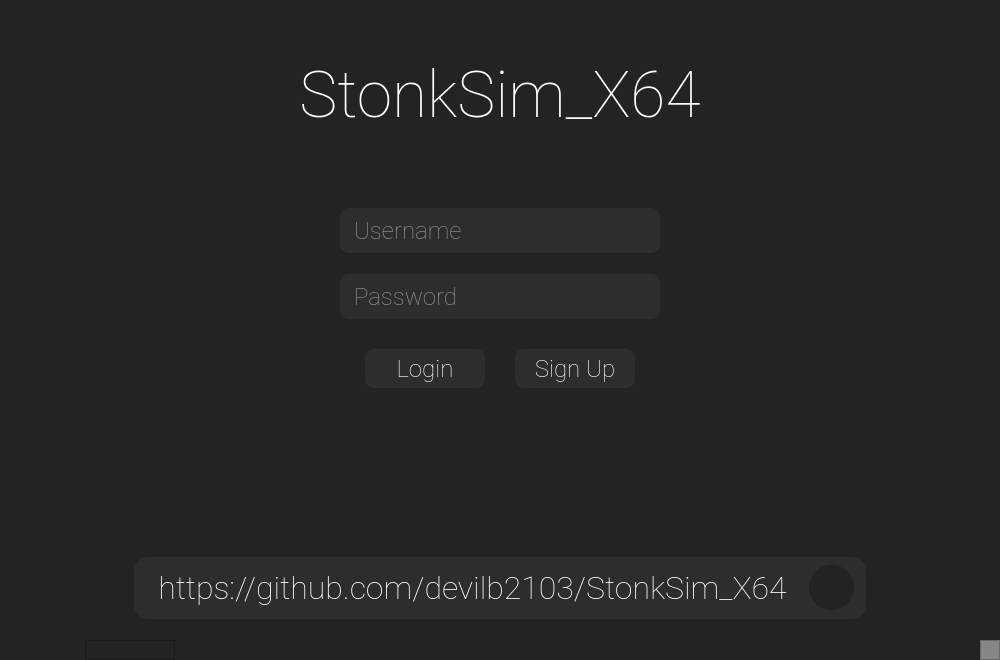
Qt form test.ui (devilb2103/StonkSim_X64) before a commit.
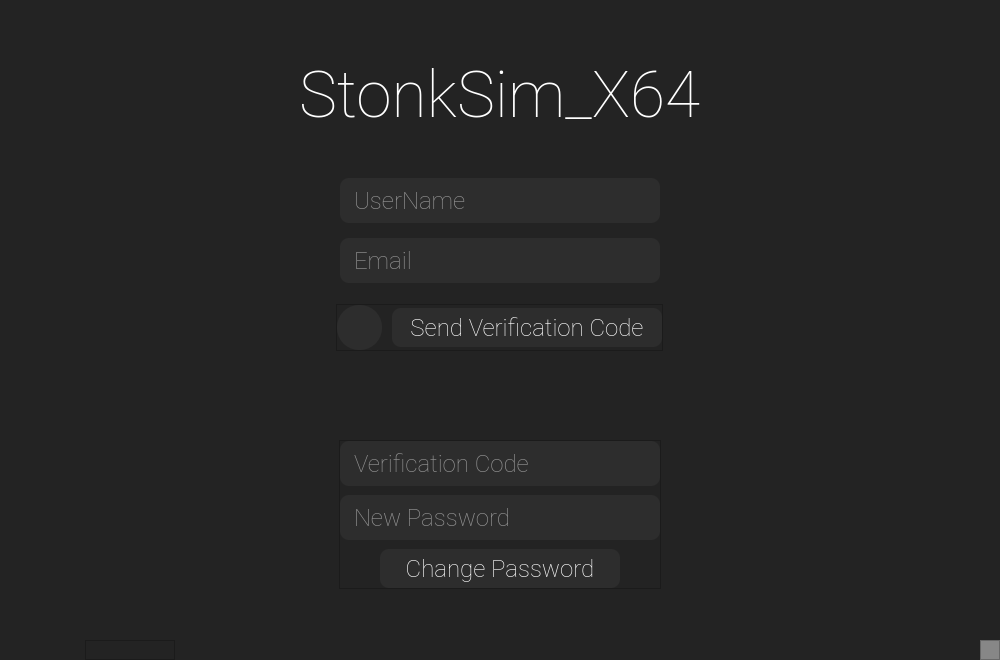
The same form after that commit. Icons and pictures are not drawn. Custom widgets are drawn as their Qt base class.

Commit message: Added fully functional password recovery system via Email, and password recovery UI update

The edit to the form file:
```diff
--- a/test.ui
+++ b/test.ui
@@ -784,7 +784,7 @@
              <string notr="true"/>
             </property>
             <property name="currentIndex">
-             <number>0</number>
+             <number>2</number>
             </property>
             <widget class="QWidget" name="start_page">
              <property name="styleSheet">
@@ -1523,6 +1523,464 @@
               </item>
              </layout>
             </widget>
+            <widget class="QWidget" name="forgotPassword_page">
+             <property name="styleSheet">
+              <string notr="true">background-color: rgb(35, 35, 35);</string>
+             </property>
+             <layout class="QVBoxLayout" name="verticalLayout_12">
+              <property name="spacing">
+               <number>0</number>
+              </property>
+              <property name="leftMargin">
+               <number>0</number>
+              </property>
+              <property name="topMargin">
+               <number>0</number>
+              </property>
+              <property name="rightMargin">
+               <number>70</number>
+              </property>
+              <property name="bottomMargin">
+               <number>21</number>
+              </property>
+              <item>
+               <spacer name="verticalSpacer_11">
+                <property name="orientation">
+                 <enum>Qt::Vertical</enum>
+                </property>
+                <property name="sizeType">
+                 <enum>QSizePolicy::Fixed</enum>
+                </property>
+                <property name="sizeHint" stdset="0">
+                 <size>
+                  <width>20</width>
+                  <height>25</height>
+                 </size>
+                </property>
+               </spacer>
+              </item>
+              <item alignment="Qt::AlignHCenter">
+               <widget class="QLabel" name="title_label_3">
+                <property name="font">
+                 <font>
+                  <family>Roboto Thin</family>
+                  <pointsize>48</pointsize>
+                 </font>
+                </property>
+                <property name="styleSheet">
+                 <string notr="true">color: rgb(255, 255, 255);</string>
+                </property>
+                <property name="text">
+                 <string>StonkSim_X64</string>
+                </property>
+               </widget>
+              </item>
+              <item>
+               <spacer name="verticalSpacer_12">
+                <property name="orientation">
+                 <enum>Qt::Vertical</enum>
+                </property>
+                <property name="sizeType">
+                 <enum>QSizePolicy::Fixed</enum>
+                </property>
+                <property name="sizeHint" stdset="0">
+                 <size>
+                  <width>20</width>
+                  <height>45</height>
+                 </size>
+                </property>
+               </spacer>
+              </item>
+              <item alignment="Qt::AlignHCenter">
+               <widget class="QLineEdit" name="forgotUsername_lineEdit">
+                <property name="minimumSize">
+                 <size>
+                  <width>320</width>
+                  <height>45</height>
+                 </size>
+                </property>
+                <property name="maximumSize">
+                 <size>
+                  <width>320</width>
+                  <height>45</height>
+                 </size>
+                </property>
+                <property name="font">
+                 <font>
+                  <family>Roboto Thin</family>
+                  <pointsize>18</pointsize>
+                 </font>
+                </property>
+                <property name="styleSheet">
+                 <string notr="true">QLineEdit{
+	background-color: rgb(45, 45, 45);
+	border-radius: 9px;
+	color: rgb(255, 255, 255);
+	padding-left: 12px;
+	outline: 0;
+}</string>
+                </property>
+                <property name="placeholderText">
+                 <string>UserName</string>
+                </property>
+               </widget>
+              </item>
+              <item>
+               <spacer name="verticalSpacer_13">
+                <property name="orientation">
+                 <enum>Qt::Vertical</enum>
+                </property>
+                <property name="sizeType">
+                 <enum>QSizePolicy::Fixed</enum>
+                </property>
+                <property name="sizeHint" stdset="0">
+                 <size>
+                  <width>20</width>
+                  <height>15</height>
+                 </size>
+                </property>
+               </spacer>
+              </item>
+              <item alignment="Qt::AlignHCenter">
+               <widget class="QLineEdit" name="forgotEmail_lineEdit">
+                <property name="minimumSize">
+                 <size>
+                  <width>320</width>
+                  <height>45</height>
+                 </size>
+                </property>
+                <property name="maximumSize">
+                 <size>
+                  <width>390</width>
+                  <height>45</height>
+                 </size>
+                </property>
+                <property name="font">
+                 <font>
+                  <family>Roboto Thin</family>
+                  <pointsize>18</pointsize>
+                 </font>
+                </property>
+                <property name="styleSheet">
+                 <string notr="true">QLineEdit{
+	background-color: rgb(45, 45, 45);
+	border-radius: 9px;
+	color: rgb(255, 255, 255);
+	padding-left: 12px;
+	outline: 0;
+}</string>
+                </property>
+                <property name="placeholderText">
+                 <string>Email</string>
+                </property>
+               </widget>
+              </item>
+              <item>
+               <spacer name="verticalSpacer_14">
+                <property name="orientation">
+                 <enum>Qt::Vertical</enum>
+                </property>
+                <property name="sizeType">
+                 <enum>QSizePolicy::Fixed</enum>
+                </property>
+                <property name="sizeHint" stdset="0">
+                 <size>
+                  <width>20</width>
+                  <height>21</height>
+                 </size>
+                </property>
+               </spacer>
+              </item>
+              <item alignment="Qt::AlignHCenter">
+               <widget class="QFrame" name="sendVerificationCodeContainer">
+                <property name="minimumSize">
+                 <size>
+                  <width>0</width>
+                  <height>0</height>
+                 </size>
+                </property>
+                <property name="frameShape">
+                 <enum>QFrame::StyledPanel</enum>
+                </property>
+                <property name="frameShadow">
+                 <enum>QFrame::Raised</enum>
+                </property>
+                <layout class="QHBoxLayout" name="horizontalLayout_18">
+                 <property name="spacing">
+                  <number>10</number>
+                 </property>
+                 <property name="leftMargin">
+                  <number>0</number>
+                 </property>
+                 <property name="topMargin">
+                  <number>0</number>
+                 </property>
+                 <property name="rightMargin">
+                  <number>0</number>
+                 </property>
+                 <property name="bottomMargin">
+                  <number>0</number>
+                 </property>
+                 <item>
+                  <widget class="QPushButton" name="backToStartpage_button_2">
+                   <property name="minimumSize">
+                    <size>
+                     <width>45</width>
+                     <height>45</height>
+                    </size>
+                   </property>
+                   <property name="maximumSize">
+                    <size>
+                     <width>45</width>
+                     <height>45</height>
+                    </size>
+                   </property>
+                   <property name="styleSheet">
+                    <string notr="true">QPushButton{
+	color: rgb(255, 255, 255);
+	background-color: rgb(45, 45, 45);
+	border: 0px solid;
+	border-radius: 22px;
+	outline: 0;
+}
+QPushButton:pressed {
+	background-color: rgb(35, 35, 35);
+	border-radius: 22px;
+	outline: 0;
+}
+</string>
+                   </property>
+                   <property name="text">
+                    <string/>
+                   </property>
+                   <property name="icon">
+                    <iconset>
+                     <normaloff>Resources/icons8-double-left-24.png</normaloff>Resources/icons8-double-left-24.png</iconset>
+                   </property>
+                   <property name="iconSize">
+                    <size>
+                     <width>24</width>
+                     <height>24</height>
+                    </size>
+                   </property>
+                  </widget>
+                 </item>
+                 <item>
+                  <widget class="QPushButton" name="sendVerificationCode_button">
+                   <property name="minimumSize">
+                    <size>
+                     <width>270</width>
+                     <height>39</height>
+                    </size>
+                   </property>
+                   <property name="maximumSize">
+                    <size>
+                     <width>270</width>
+                     <height>39</height>
+                    </size>
+                   </property>
+                   <property name="font">
+                    <font>
+                     <family>Roboto Thin</family>
+                     <pointsize>18</pointsize>
+                    </font>
+                   </property>
+                   <property name="styleSheet">
+                    <string notr="true">QPushButton{
+	color: rgb(255, 255, 255);
+	background-color: rgb(45, 45, 45);
+	border: 0px solid;
+	border-radius: 9px;
+	outline: 0;
+}
+QPushButton:pressed {
+	background-color: rgb(35, 35, 35);
+	border-radius: 9px;
+	outline: 0;
+}</string>
+                   </property>
+                   <property name="text">
+                    <string>Send Verification Code</string>
+                   </property>
+                  </widget>
+                 </item>
+                </layout>
+               </widget>
+              </item>
+              <item>
+               <spacer name="verticalSpacer_15">
+                <property name="orientation">
+                 <enum>Qt::Vertical</enum>
+                </property>
+                <property name="sizeHint" stdset="0">
+                 <size>
+                  <width>20</width>
+                  <height>55</height>
+                 </size>
+                </property>
+               </spacer>
+              </item>
+              <item alignment="Qt::AlignHCenter">
+               <widget class="QFrame" name="newPasswordContainer">
+                <property name="maximumSize">
+                 <size>
+                  <width>16777215</width>
+                  <height>150</height>
+                 </size>
+                </property>
+                <property name="frameShape">
+                 <enum>QFrame::StyledPanel</enum>
+                </property>
+                <property name="frameShadow">
+                 <enum>QFrame::Raised</enum>
+                </property>
+                <layout class="QVBoxLayout" name="verticalLayout_13">
+                 <property name="spacing">
+                  <number>9</number>
+                 </property>
+                 <property name="leftMargin">
+                  <number>0</number>
+                 </property>
+                 <property name="topMargin">
+                  <number>0</number>
+                 </property>
+                 <property name="rightMargin">
+                  <number>0</number>
+                 </property>
+                 <property name="bottomMargin">
+                  <number>0</number>
+                 </property>
+                 <item alignment="Qt::AlignHCenter">
+                  <widget class="QLineEdit" name="verificationCode_lineEdit">
+                   <property name="minimumSize">
+                    <size>
+                     <width>320</width>
+                     <height>45</height>
+                    </size>
+                   </property>
+                   <property name="maximumSize">
+                    <size>
+                     <width>320</width>
+                     <height>45</height>
+                    </size>
+                   </property>
+                   <property name="font">
+                    <font>
+                     <family>Roboto Thin</family>
+                     <pointsize>18</pointsize>
+                    </font>
+                   </property>
+                   <property name="styleSheet">
+                    <string notr="true">QLineEdit{
+	background-color: rgb(45, 45, 45);
+	border-radius: 9px;
+	color: rgb(255, 255, 255);
+	padding-left: 12px;
+	outline: 0;
+}</string>
+                   </property>
+                   <property name="alignment">
+                    <set>Qt::AlignLeading|Qt::AlignLeft|Qt::AlignVCenter</set>
+                   </property>
+                   <property name="placeholderText">
+                    <string>Verification Code</string>
+                   </property>
+                  </widget>
+                 </item>
+                 <item alignment="Qt::AlignHCenter">
+                  <widget class="QLineEdit" name="newPassword_lineEdit">
+                   <property name="minimumSize">
+                    <size>
+                     <width>320</width>
+                     <height>45</height>
+                    </size>
+                   </property>
+                   <property name="maximumSize">
+                    <size>
+                     <width>320</width>
+                     <height>45</height>
+                    </size>
+                   </property>
+                   <property name="font">
+                    <font>
+                     <family>Roboto Thin</family>
+                     <pointsize>18</pointsize>
+                    </font>
+                   </property>
+                   <property name="styleSheet">
+                    <string notr="true">QLineEdit{
+	background-color: rgb(45, 45, 45);
+	border-radius: 9px;
+	color: rgb(255, 255, 255);
+	padding-left: 12px;
+	outline: 0;
+}</string>
+                   </property>
+                   <property name="placeholderText">
+                    <string>New Password</string>
+                   </property>
+                  </widget>
+                 </item>
+                 <item alignment="Qt::AlignHCenter">
+                  <widget class="QPushButton" name="changePassword_button">
+                   <property name="minimumSize">
+                    <size>
+                     <width>240</width>
+                     <height>39</height>
+                    </size>
+                   </property>
+                   <property name="maximumSize">
+                    <size>
+                     <width>240</width>
+                     <height>39</height>
+                    </size>
+                   </property>
+                   <property name="font">
+                    <font>
+                     <family>Roboto Thin</family>
+                     <pointsize>18</pointsize>
+                    </font>
+                   </property>
+                   <property name="styleSheet">
+                    <string notr="true">QPushButton{
+	color: rgb(255, 255, 255);
+	background-color: rgb(45, 45, 45);
+	border: 0px solid;
+	border-radius: 9px;
+	outline: 0;
+}
+QPushButton:pressed {
+	background-color: rgb(35, 35, 35);
+	border-radius: 9px;
+	outline: 0;
+}</string>
+                   </property>
+                   <property name="text">
+                    <string>Change Password</string>
+                   </property>
+                  </widget>
+                 </item>
+                </layout>
+               </widget>
+              </item>
+              <item>
+               <spacer name="verticalSpacer_16">
+                <property name="orientation">
+                 <enum>Qt::Vertical</enum>
+                </property>
+                <property name="sizeType">
+                 <enum>QSizePolicy::Fixed</enum>
+                </property>
+                <property name="sizeHint" stdset="0">
+                 <size>
+                  <width>20</width>
+                  <height>30</height>
+                 </size>
+                </property>
+               </spacer>
+              </item>
+             </layout>
+            </widget>
             <widget class="QWidget" name="table_page">
              <layout class="QVBoxLayout" name="verticalLayout_8">
               <property name="spacing">
```
Left out of the diff: 27 changed lines with no effect on the pictures. The commit also changes 12 other files.
